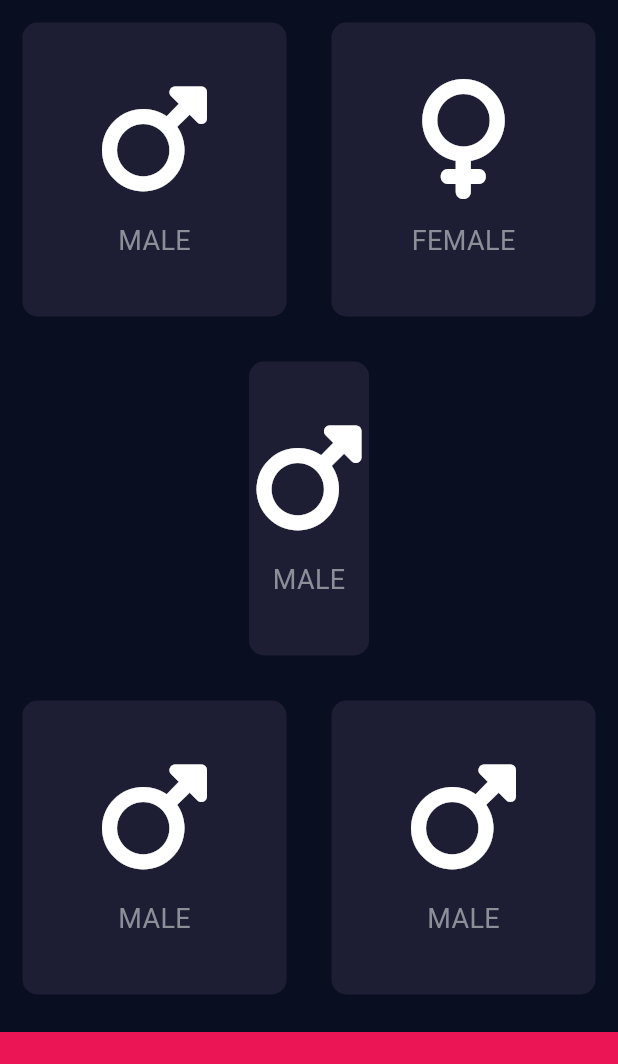
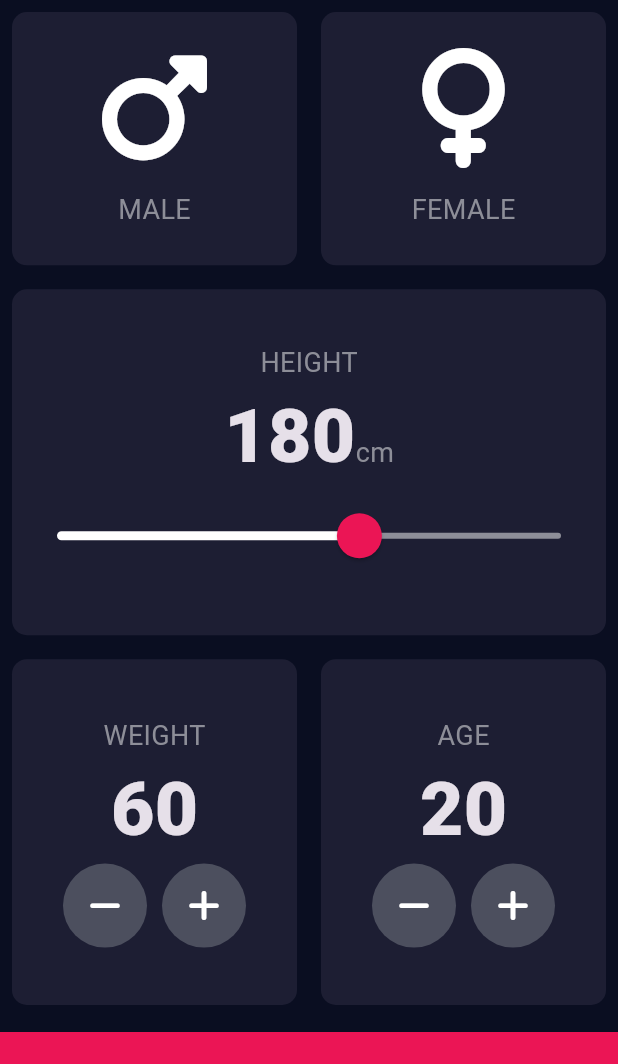
Before and after one commit to hdh6683/bmi_calculator, a Flutter app: the screen it shows after launch, after a tap on "FEMALE", on a phone screen of 412 x 824 dp, the part 84-1148 px from its top. Run offline on Flutter 3.47's test engine with Material 3 defaults, Android fonts, the phone set to English and light mode, and no system bars; our stand-ins replace font_awesome_flutter.

Commit message:
24.07.02 commit

```diff
--- /dev/null
+++ b/lib/constants.dart
@@ -0,0 +1,16 @@
+import 'package:flutter/material.dart';
+
+const kBottomContainerHeight = 80.0;
+const Color kActiveCardColour = Color(0xFF1D1E33);
+const Color kInactiveCardColour = Color(0xFF111328);
+const Color kBottomContainerColour = Color(0xFFEB1555);
+
+const kLabelTextStyle = TextStyle(
+  fontSize: 18.0,
+  color: Color(0xFF8D8E98),
+);
+
+const TextStyle kNumberTextStyle = TextStyle(
+  fontSize: 50.0,
+  fontWeight: FontWeight.w900,
+);
--- a/lib/icon_content.dart
+++ b/lib/icon_content.dart
@@ -1,9 +1,5 @@
 import 'package:flutter/material.dart';
-
-const labelTextStyle = TextStyle(
-  fontSize: 18.0,
-  color: Color(0xFF8D8E98),
-);
+import 'constants.dart';
 
 class IconContent extends StatelessWidget {
   const IconContent({required this.icon, required this.label});
@@ -25,7 +21,7 @@ class IconContent extends StatelessWidget {
         ),
         Text(
           label,
-          style: labelTextStyle,
+          style: kLabelTextStyle,
         ),
       ],
     );
--- a/lib/input_page.dart
+++ b/lib/input_page.dart
@@ -2,11 +2,7 @@ import 'package:flutter/material.dart';
 import 'package:font_awesome_flutter/font_awesome_flutter.dart';
 import 'icon_content.dart';
 import 'reusable_card.dart';
-
-const bottomContainerHeight = 80.0;
-const Color activeCardColour = Color(0xFF1D1E33);
-const Color inactiveCardColour = Color(0xFF111328);
-const Color bottomContainerColour = Color(0xFFEB1555);
+import 'constants.dart';
 
 enum Gender {
   male,
@@ -19,30 +15,10 @@ class InputPage extends StatefulWidget {
 }
 
 class _InputPageState extends State<InputPage> {
-  Color maleCardColour = inactiveCardColour;
-  Color femaleCardColour = inactiveCardColour;
-
-  //1 = male, 2 = female
-  void updateColour(Gender selectedGender) {
-    //male card pressed
-    if (selectedGender == Gender.male) {
-      if (maleCardColour == inactiveCardColour) {
-        maleCardColour = activeCardColour;
-        femaleCardColour = inactiveCardColour;
-      } else {
-        maleCardColour = inactiveCardColour;
-      }
-    }
-    //female card pressed
-    if (selectedGender == Gender.female) {
-      if (femaleCardColour == inactiveCardColour) {
-        femaleCardColour = activeCardColour;
-        maleCardColour = inactiveCardColour;
-      } else {
-        femaleCardColour = inactiveCardColour;
-      }
-    }
-  }
+  Gender selectedGender = Gender.male;
+  int height = 180;
+  int weight = 60;
+  int age = 20;
 
   @override
   Widget build(BuildContext context) {
@@ -53,124 +29,218 @@ class _InputPageState extends State<InputPage> {
       body: Column(
         children: <Widget>[
           Expanded(
+            flex: 3,
             child: Row(
               children: <Widget>[
                 Expanded(
-                  child: GestureDetector(
-                    onTap: () {
+                  child: ReusableCard(
+                    onPress: () {
                       setState(() {
-                        print('male clicked');
-                        updateColour(Gender.male);
+                        selectedGender = Gender.male;
+                        print("$selectedGender");
                       });
                     },
+                    colour: selectedGender == Gender.male
+                        ? kActiveCardColour
+                        : kInactiveCardColour,
+                    cardChild:
+                        IconContent(icon: FontAwesomeIcons.mars, label: 'MALE'),
+                  ),
+                ),
+                Expanded(
                   child: ReusableCard(
-                      colour: maleCardColour,
+                    onPress: () {
+                      setState(() {
+                        selectedGender = Gender.female;
+                        print("$selectedGender");
+                      });
+                    },
+                    colour: selectedGender == Gender.female
+                        ? kActiveCardColour
+                        : kInactiveCardColour,
                     cardChild: IconContent(
-                          icon: FontAwesomeIcons.mars, label: 'MALE'),
+                        icon: FontAwesomeIcons.venus, label: 'FEMALE'),
+                  ),
+                ),
+              ],
+            ),
+          ),
+          Expanded(
+            flex: 4,
+            child: ReusableCard(
+              colour: kActiveCardColour,
+              cardChild: Column(
+                mainAxisAlignment: MainAxisAlignment.center,
+                crossAxisAlignment: CrossAxisAlignment.center,
+                children: <Widget>[
+                  Text(
+                    'HEIGHT',
+                    style: kLabelTextStyle,
+                  ),
+                  Row(
+                    mainAxisAlignment: MainAxisAlignment.center,
+                    crossAxisAlignment: CrossAxisAlignment.baseline,
+                    textBaseline: TextBaseline.alphabetic,
+                    children: <Widget>[
+                      Text(
+                        height.toString(),
+                        style: kNumberTextStyle,
+                      ),
+                      Text(
+                        'cm',
+                        style: kLabelTextStyle,
+                      )
+                    ],
+                  ),
+                  SliderTheme(
+                    data: SliderTheme.of(context).copyWith(
+                      inactiveTrackColor: Color(0xFF8D8E98),
+                      activeTrackColor: Colors.white,
+                      thumbColor: Color(0xFFEB1555),
+                      overlayColor: Color(0x29EB1555),
+                      thumbShape:
+                          RoundSliderThumbShape(enabledThumbRadius: 15.0),
+                      overlayShape:
+                          RoundSliderOverlayShape(overlayRadius: 30.0),
+                    ),
+                    child: Slider(
+                      value: height.toDouble(),
+                      min: 120.0,
+                      max: 220.0,
+                      onChanged: (double newValue) {
+                        setState(() {
+                          height = newValue.round();
+                        });
+                      },
+                    ),
+                  ),
+                ],
               ),
             ),
           ),
           Expanded(
-                  child: GestureDetector(
-                    onTap: () {
+            flex: 4,
+            child: Row(
+              children: <Widget>[
+                Expanded(
+                  child: ReusableCard(
+                    onPress: () {},
+                    colour: kActiveCardColour,
+                    cardChild: Column(
+                      mainAxisAlignment: MainAxisAlignment.center,
+                      children: <Widget>[
+                        Text(
+                          'WEIGHT',
+                          style: kLabelTextStyle,
+                        ),
+                        Text(
+                          weight.toString(),
+                          style: kNumberTextStyle,
+                        ),
+                        Row(
+                          mainAxisAlignment: MainAxisAlignment.center,
+                          children: <Widget>[
+                            RoundIconButton(
+                              icon: FontAwesomeIcons.minus,
+                              onPressed: () {
                                 setState(() {
-                        print('female clicked');
-                        updateColour(Gender.female);
+                                  weight--;
                                 });
                               },
+                            ),
+                            SizedBox(
+                              width: 10.0,
+                            ),
+                            RoundIconButton(
+                              icon: FontAwesomeIcons.plus,
+                              onPressed: () {
+                                setState(() {
+                                  weight++;
+                                });
+                              },
+                            ),
+                          ],
+                        )
+                      ],
+                    ),
+                  ),
+                ),
+                Expanded(
                   child: ReusableCard(
-                      colour: inactiveCardColour,
-                      cardChild: IconContent(
-                          icon: FontAwesomeIcons.venus, label: 'FEMALE'),
+                    onPress: () {},
+                    colour: kActiveCardColour,
+                    cardChild: Column(
+                      mainAxisAlignment: MainAxisAlignment.center,
+                      children: <Widget>[
+                        Text(
+                          'AGE',
+                          style: kLabelTextStyle,
+                        ),
+                        Text(
+                          age.toString(),
+                          style: kNumberTextStyle,
+                        ),
+                        Row(
+                          mainAxisAlignment: MainAxisAlignment.center,
+                          children: <Widget>[
+                            RoundIconButton(
+                              icon: FontAwesomeIcons.minus,
+                              onPressed: () {
+                                setState(() {
+                                  age--;
+                                });
+                              },
+                            ),
+                            SizedBox(
+                              width: 10.0,
+                            ),
+                            RoundIconButton(
+                              icon: FontAwesomeIcons.plus,
+                              onPressed: () {
+                                setState(() {
+                                  age++;
+                                });
+                              },
+                            ),
+                          ],
+                        )
+                      ],
                     ),
                   ),
                 ),
               ],
             ),
           ),
-          Expanded(
-              child: ReusableCard(
-            colour: femaleCardColour,
-            cardChild: Column(
-              mainAxisAlignment: MainAxisAlignment.center,
-              children: <Widget>[
-                Icon(
-                  FontAwesomeIcons.mars,
-                  size: 80.0,
-                ),
-                SizedBox(
-                  height: 15.0,
-                ),
-                Text(
-                  'MALE',
-                  style: TextStyle(
-                    fontSize: 18.0,
-                    color: Color(0xFF8D8E98),
-                  ),
-                )
-              ],
-            ),
-          )),
-          Expanded(
-            child: Row(
-              children: <Widget>[
-                Expanded(
-                    child: ReusableCard(
-                  colour: activeCardColour,
-                  cardChild: Column(
-                    mainAxisAlignment: MainAxisAlignment.center,
-                    children: <Widget>[
-                      Icon(
-                        FontAwesomeIcons.mars,
-                        size: 80.0,
-                      ),
-                      SizedBox(
-                        height: 15.0,
-                      ),
-                      Text(
-                        'MALE',
-                        style: TextStyle(
-                          fontSize: 18.0,
-                          color: Color(0xFF8D8E98),
-                        ),
-                      )
-                    ],
-                  ),
-                )),
-                Expanded(
-                    child: ReusableCard(
-                  colour: activeCardColour,
-                  cardChild: Column(
-                    mainAxisAlignment: MainAxisAlignment.center,
-                    children: <Widget>[
-                      Icon(
-                        FontAwesomeIcons.mars,
-                        size: 80.0,
-                      ),
-                      SizedBox(
-                        height: 15.0,
-                      ),
-                      Text(
-                        'MALE',
-                        style: TextStyle(
-                          fontSize: 18.0,
-                          color: Color(0xFF8D8E98),
-                        ),
-                      )
-                    ],
-                  ),
-                )),
-              ],
-            ),
-          ),
           Container(
-            color: bottomContainerColour,
+            color: kBottomContainerColour,
             margin: EdgeInsets.only(top: 10.0),
             width: double.infinity,
-            height: bottomContainerHeight,
+            height: kBottomContainerHeight,
           )
         ],
       ),
     );
   }
 }
+
+class RoundIconButton extends StatelessWidget {
+  const RoundIconButton({required this.icon, required this.onPressed});
+
+  final IconData icon;
+  final void Function()? onPressed;
+
+  @override
+  Widget build(BuildContext context) {
+    return RawMaterialButton(
+      child: Icon(icon),
+      onPressed: onPressed,
+      elevation: 0.0,
+      constraints: BoxConstraints.tightFor(
+        width: 56.0,
+        height: 56.0,
+      ),
+      shape: CircleBorder(),
+      fillColor: Color(0xFF4C4F5E),
+    );
+  }
+}
--- a/lib/main.dart
+++ b/lib/main.dart
@@ -1,5 +1,5 @@
 import 'package:flutter/material.dart';
-import 'input_page.dart';
+import 'package:bmi_calculator/input_page.dart';
 
 void main() => runApp(BMICalculator());
 
--- a/lib/reusable_card.dart
+++ b/lib/reusable_card.dart
@@ -1,19 +1,23 @@
 import 'package:flutter/material.dart';
 
 class ReusableCard extends StatelessWidget {
-  ReusableCard({required this.colour, required this.cardChild});
+  ReusableCard({required this.colour, required this.cardChild, this.onPress});
 
   final Color colour; // 한번만 입력하고 변경할 수 없다.
   final Widget cardChild;
+  final Function()? onPress;
 
   @override
   Widget build(BuildContext context) {
-    return Container(
-      child: cardChild,
-      margin: EdgeInsets.all(15.0),
-      decoration: BoxDecoration(
-        color: Color(0xFF1D1E33),
-        borderRadius: BorderRadius.circular(10.0),
+    return GestureDetector(
+      onTap: onPress,
+      child: Container(
+        child: cardChild,
+        margin: EdgeInsets.all(8.0),
+        decoration: BoxDecoration(
+          color: Color(0xFF1D1E33),
+          borderRadius: BorderRadius.circular(10.0),
+        ),
       ),
     );
   }
```
Lines whose indentation alone changed are shown as unchanged.
